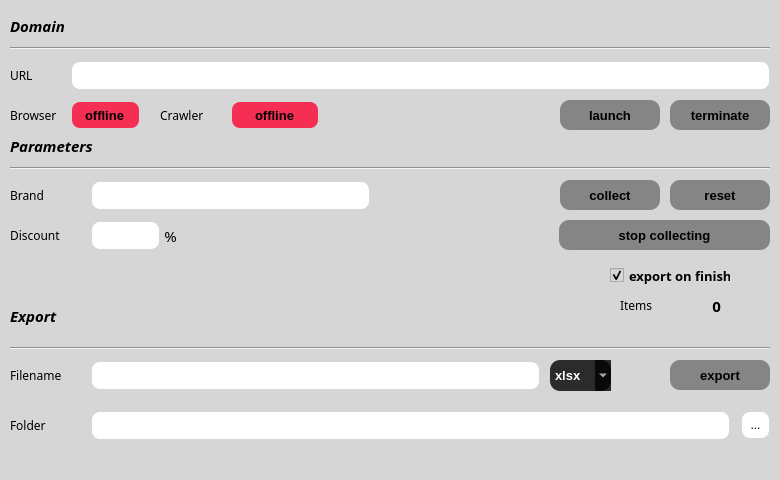
Qt form gui/ui_resources/atcrawl_crawler_ui.ui (kosazna/atcrawl) before a commit.
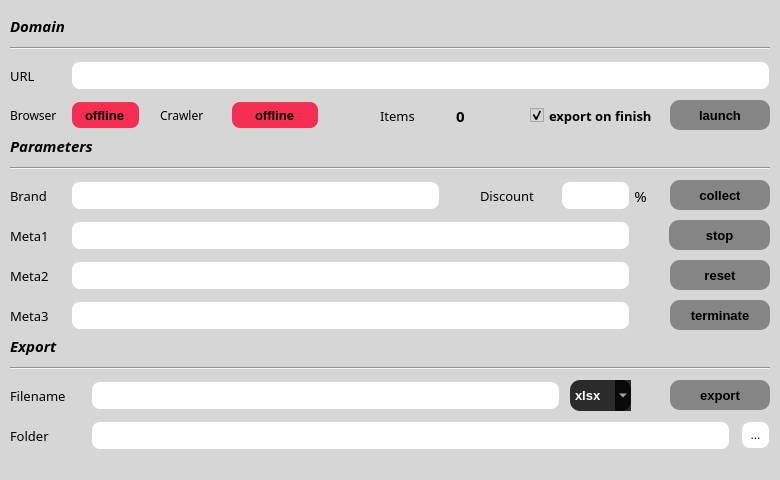
The same form after that commit.

Commit message: (D) updated scripts

Patch:
```diff
--- a/gui/ui_resources/atcrawl_crawler_ui.ui
+++ b/gui/ui_resources/atcrawl_crawler_ui.ui
@@ -29,7 +29,7 @@
     <property name="font">
      <font>
       <family>Century Gothic</family>
-      <pointsize>9</pointsize>
+      <pointsize>10</pointsize>
       <weight>50</weight>
       <italic>false</italic>
       <bold>false</bold>
@@ -72,7 +72,7 @@
     <property name="geometry">
      <rect>
       <x>670</x>
-      <y>180</y>
+      <y>260</y>
       <width>100</width>
       <height>30</height>
      </rect>
@@ -108,7 +108,7 @@
     <property name="font">
      <font>
       <family>Century Gothic</family>
-      <pointsize>9</pointsize>
+      <pointsize>10</pointsize>
       <weight>50</weight>
       <italic>false</italic>
       <bold>false</bold>
@@ -137,7 +137,7 @@
    <widget class="QToolButton" name="bt_launch">
     <property name="geometry">
      <rect>
-      <x>560</x>
+      <x>670</x>
       <y>100</y>
       <width>100</width>
       <height>30</height>
@@ -165,7 +165,7 @@
    <widget class="QToolButton" name="bt_collect">
     <property name="geometry">
      <rect>
-      <x>560</x>
+      <x>670</x>
       <y>180</y>
       <width>100</width>
       <height>30</height>
@@ -194,7 +194,7 @@
     <property name="geometry">
      <rect>
       <x>670</x>
-      <y>360</y>
+      <y>380</y>
       <width>100</width>
       <height>30</height>
      </rect>
@@ -221,9 +221,9 @@
    <widget class="QLineEdit" name="in_brand">
     <property name="geometry">
      <rect>
-      <x>90</x>
+      <x>70</x>
       <y>180</y>
-      <width>281</width>
+      <width>371</width>
       <height>31</height>
      </rect>
     </property>
@@ -247,8 +247,8 @@
    <widget class="QLabel" name="label_discount">
     <property name="geometry">
      <rect>
-      <x>10</x>
-      <y>220</y>
+      <x>480</x>
+      <y>180</y>
       <width>71</width>
       <height>31</height>
      </rect>
@@ -256,7 +256,7 @@
     <property name="font">
      <font>
       <family>Century Gothic</family>
-      <pointsize>9</pointsize>
+      <pointsize>10</pointsize>
       <weight>50</weight>
       <italic>false</italic>
       <bold>false</bold>
@@ -272,8 +272,8 @@
    <widget class="QLineEdit" name="in_discount">
     <property name="geometry">
      <rect>
-      <x>90</x>
-      <y>220</y>
+      <x>560</x>
+      <y>180</y>
       <width>71</width>
       <height>31</height>
      </rect>
@@ -298,8 +298,8 @@
    <widget class="QLabel" name="label_pct">
     <property name="geometry">
      <rect>
-      <x>160</x>
-      <y>220</y>
+      <x>630</x>
+      <y>180</y>
       <width>21</width>
       <height>31</height>
      </rect>
@@ -327,7 +327,7 @@
     <property name="geometry">
      <rect>
       <x>90</x>
-      <y>410</y>
+      <y>420</y>
       <width>641</width>
       <height>31</height>
      </rect>
@@ -353,7 +353,7 @@
     <property name="geometry">
      <rect>
       <x>10</x>
-      <y>410</y>
+      <y>420</y>
       <width>61</width>
       <height>31</height>
      </rect>
@@ -361,7 +361,7 @@
     <property name="font">
      <font>
       <family>Century Gothic</family>
-      <pointsize>9</pointsize>
+      <pointsize>10</pointsize>
       <weight>50</weight>
       <italic>false</italic>
       <bold>false</bold>
@@ -378,7 +378,7 @@
     <property name="geometry">
      <rect>
       <x>10</x>
-      <y>360</y>
+      <y>380</y>
       <width>71</width>
       <height>31</height>
      </rect>
@@ -386,7 +386,7 @@
     <property name="font">
      <font>
       <family>Century Gothic</family>
-      <pointsize>9</pointsize>
+      <pointsize>10</pointsize>
       <weight>50</weight>
       <italic>false</italic>
       <bold>false</bold>
@@ -403,8 +403,8 @@
     <property name="geometry">
      <rect>
       <x>90</x>
-      <y>360</y>
-      <width>451</width>
+      <y>380</y>
+      <width>471</width>
       <height>31</height>
      </rect>
     </property>
@@ -429,7 +429,7 @@
     <property name="geometry">
      <rect>
       <x>10</x>
-      <y>340</y>
+      <y>360</y>
       <width>760</width>
       <height>16</height>
      </rect>
@@ -442,7 +442,7 @@
     <property name="geometry">
      <rect>
       <x>10</x>
-      <y>300</y>
+      <y>330</y>
       <width>121</width>
       <height>31</height>
      </rect>
@@ -467,7 +467,7 @@
     <property name="geometry">
      <rect>
       <x>670</x>
-      <y>100</y>
+      <y>300</y>
       <width>100</width>
       <height>30</height>
      </rect>
@@ -557,9 +557,9 @@
    <widget class="QCheckBox" name="check_export">
     <property name="geometry">
      <rect>
-      <x>610</x>
-      <y>260</y>
-      <width>121</width>
+      <x>530</x>
+      <y>100</y>
+      <width>131</width>
       <height>31</height>
      </rect>
     </property>
@@ -641,9 +641,9 @@
    <widget class="QToolButton" name="bt_stop_collect">
     <property name="geometry">
      <rect>
-      <x>559</x>
+      <x>669</x>
       <y>220</y>
-      <width>211</width>
+      <width>101</width>
       <height>30</height>
      </rect>
     </property>
@@ -663,14 +663,14 @@
 </string>
     </property>
     <property name="text">
-     <string>stop collecting</string>
+     <string>stop</string>
     </property>
    </widget>
    <widget class="QToolButton" name="browse_folder">
     <property name="geometry">
      <rect>
       <x>740</x>
-      <y>410</y>
+      <y>420</y>
       <width>31</width>
       <height>30</height>
      </rect>
@@ -689,8 +689,8 @@
    <widget class="QComboBox" name="list_type">
     <property name="geometry">
      <rect>
-      <x>550</x>
-      <y>360</y>
+      <x>570</x>
+      <y>380</y>
       <width>61</width>
       <height>31</height>
      </rect>
@@ -784,8 +784,8 @@
    <widget class="QLabel" name="label_items">
     <property name="geometry">
      <rect>
-      <x>620</x>
-      <y>290</y>
+      <x>380</x>
+      <y>100</y>
       <width>41</width>
       <height>31</height>
      </rect>
@@ -793,7 +793,7 @@
     <property name="font">
      <font>
       <family>Century Gothic</family>
-      <pointsize>9</pointsize>
+      <pointsize>10</pointsize>
       <weight>50</weight>
       <italic>false</italic>
       <bold>false</bold>
@@ -809,9 +809,9 @@
    <widget class="QLabel" name="count_items">
     <property name="geometry">
      <rect>
-      <x>670</x>
-      <y>290</y>
-      <width>51</width>
+      <x>430</x>
+      <y>100</y>
+      <width>61</width>
       <height>31</height>
      </rect>
     </property>
@@ -831,7 +831,160 @@
      <string>0</string>
     </property>
     <property name="alignment">
-     <set>Qt::AlignRight|Qt::AlignTrailing|Qt::AlignVCenter</set>
+     <set>Qt::AlignCenter</set>
+    </property>
+   </widget>
+   <widget class="QLineEdit" name="in_meta1">
+    <property name="geometry">
+     <rect>
+      <x>70</x>
+      <y>220</y>
+      <width>561</width>
+      <height>31</height>
+     </rect>
+    </property>
+    <property name="font">
+     <font>
+      <family>Segoe UI</family>
+      <pointsize>10</pointsize>
+     </font>
+    </property>
+    <property name="styleSheet">
+     <string notr="true">background-color: rgb(255, 255, 255);
+border-width:4px;
+border-color:black;
+border-style:offset;
+border-radius:10px;</string>
+    </property>
+    <property name="text">
+     <string/>
+    </property>
+   </widget>
+   <widget class="QLabel" name="label_meta1">
+    <property name="geometry">
+     <rect>
+      <x>10</x>
+      <y>220</y>
+      <width>51</width>
+      <height>31</height>
+     </rect>
+    </property>
+    <property name="font">
+     <font>
+      <family>Century Gothic</family>
+      <pointsize>10</pointsize>
+      <weight>50</weight>
+      <italic>false</italic>
+      <bold>false</bold>
+     </font>
+    </property>
+    <property name="styleSheet">
+     <string notr="true"/>
+    </property>
+    <property name="text">
+     <string>Meta1</string>
+    </property>
+   </widget>
+   <widget class="QLabel" name="label_meta2">
+    <property name="geometry">
+     <rect>
+      <x>10</x>
+      <y>260</y>
+      <width>51</width>
+      <height>31</height>
+     </rect>
+    </property>
+    <property name="font">
+     <font>
+      <family>Century Gothic</family>
+      <pointsize>10</pointsize>
+      <weight>50</weight>
+      <italic>false</italic>
+      <bold>false</bold>
+     </font>
+    </property>
+    <property name="styleSheet">
+     <string notr="true"/>
+    </property>
+    <property name="text">
+     <string>Meta2</string>
+    </property>
+   </widget>
+   <widget class="QLineEdit" name="in_meta2">
+    <property name="geometry">
+     <rect>
+      <x>70</x>
+      <y>260</y>
+      <width>561</width>
+      <height>31</height>
+     </rect>
+    </property>
+    <property name="font">
+     <font>
+      <family>Segoe UI</family>
+      <pointsize>10</pointsize>
+     </font>
+    </property>
+    <property name="styleSheet">
+     <string notr="true">background-color: rgb(255, 255, 255);
+border-width:4px;
+border-color:black;
+border-style:offset;
+border-radius:10px;</string>
+    </property>
+    <property name="text">
+     <string/>
+    </property>
+   </widget>
+   <widget class="QLabel" name="label_meta3">
+    <property name="geometry">
+     <rect>
+      <x>10</x>
+      <y>300</y>
+      <width>51</width>
+      <height>31</height>
+     </rect>
+    </property>
+    <property name="font">
+     <font>
+      <family>Century Gothic</family>
+      <pointsize>10</pointsize>
+      <weight>50</weight>
+      <italic>false</italic>
+      <bold>false</bold>
+     </font>
+    </property>
+    <property name="styleSheet">
+     <string notr="true"/>
+    </property>
+    <property name="text">
+     <string>Meta3</string>
+    </property>
+   </widget>
+   <widget class="QLineEdit" name="in_meta3">
+    <property name="geometry">
+     <rect>
+      <x>70</x>
+      <y>300</y>
+      <width>561</width>
+      <height>31</height>
+     </rect>
+    </property>
+    <property name="font">
+     <font>
+      <family>Segoe UI</family>
+      <pointsize>10</pointsize>
+     </font>
+    </property>
+    <property name="styleSheet">
+     <string notr="true">background-color: rgb(255, 255, 255);
+border-width:4px;
+border-color:black;
+border-style:offset;
+border-radius:10px;</string>
+    </property>
+    <property name="text">
+     <string/>
     </property>
    </widget>
   </widget>
```
The commit also changes 2 other files.
